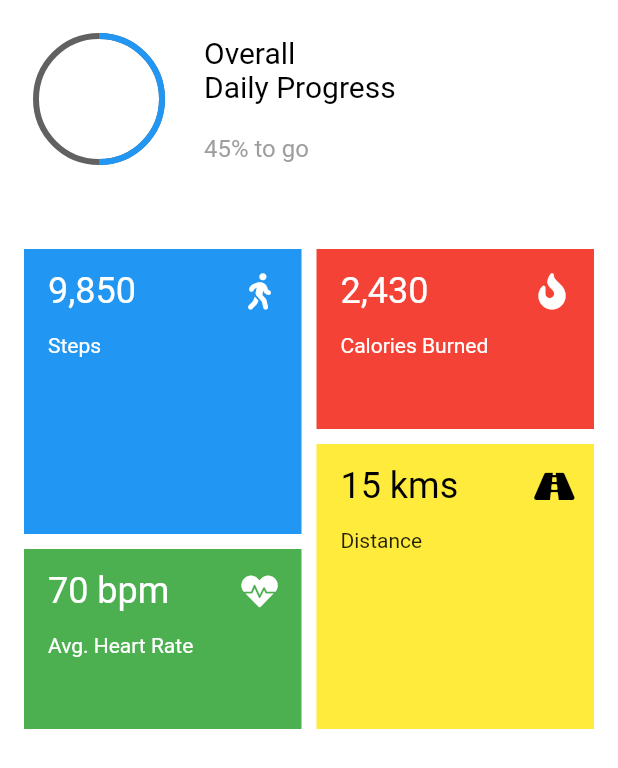
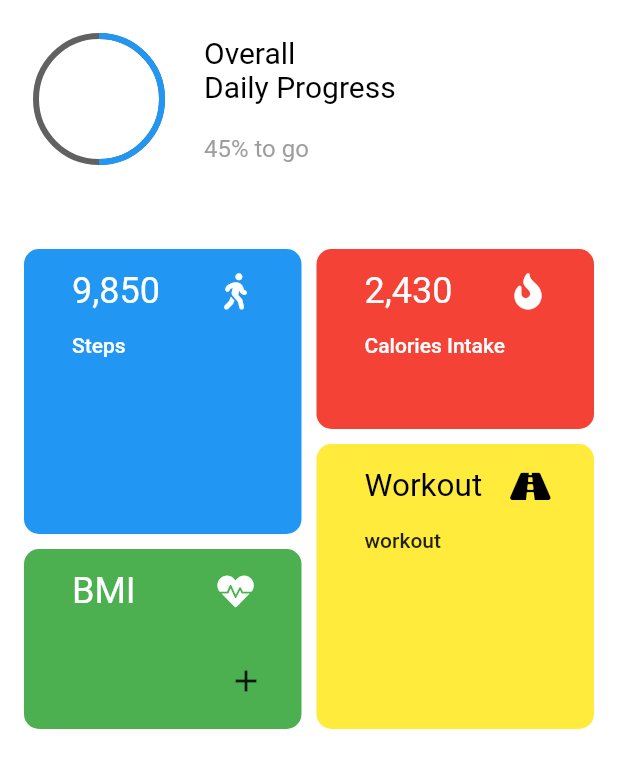
Before and after one commit to lincolnkushwah009/ifitmash, a Flutter app: the Dashboard screen opened directly, on a phone screen of 412 x 824 dp. Shown: the top 768 px of the screen. Run offline on Flutter 3.47's test engine with Material 2 defaults, Android fonts, the phone set to English and light mode, and no system bars; our stand-ins replace font_awesome_flutter; missing offline and left inert: fit_kit.

Commit message:
border radius

```diff
--- a/lib/screens/Dashboard.dart
+++ b/lib/screens/Dashboard.dart
@@ -1,6 +1,6 @@
 import 'package:flutter/material.dart';
 import 'package:font_awesome_flutter/font_awesome_flutter.dart';
-
+import 'package:fit_kit/fit_kit.dart';
 
 
 class Dashboard  extends StatefulWidget {
@@ -10,6 +10,28 @@ class Dashboard  extends StatefulWidget {
 }
 
 class _DashboardState extends State<Dashboard > {
+  void read() async {
+    final results = await FitKit.read(
+      DataType.HEART_RATE,
+      DateTime.now().subtract(Duration(days: 5)),
+      DateTime.now(),
+    );
+    print(results);
+  }
+
+  void readAll() async {
+    if (await FitKit.requestPermissions(DataType.values)) {
+      for (DataType type in DataType.values) {
+        final results = await FitKit.read(
+          type,
+          DateTime.now().subtract(Duration(days: 5)),
+          DateTime.now(),
+
+        );
+        print(results);
+      }
+    }
+  }
   final TextStyle whiteText = TextStyle(color: Colors.white);
 
   @override
@@ -26,7 +48,6 @@ class _DashboardState extends State<Dashboard > {
       child: Column(
         children: <Widget>[
           _buildHeader(),
-
           const SizedBox(height: 50.0),
           Row(
             children: <Widget>[
@@ -34,8 +55,21 @@ class _DashboardState extends State<Dashboard > {
                 child: Column(
                   children: <Widget>[
                     Container(
+                      decoration: new BoxDecoration(
+                        color: Colors.blue,
+
+                        borderRadius: new BorderRadius.only(
+                          topLeft: const Radius.circular(10.0),
+                          topRight: const Radius.circular(10.0),
+                          bottomLeft: const Radius.circular(10.0),
+                          bottomRight: const Radius.circular(10.0),
+                        )
+                      ),
                       height: 190,
-                      color: Colors.blue,
+
+                      child: GestureDetector(
+                        child: FlatButton(
+                          onPressed: (){},
                           child: Column(
                             crossAxisAlignment: CrossAxisAlignment.start,
                             children: <Widget>[
@@ -58,25 +92,42 @@ class _DashboardState extends State<Dashboard > {
                                 ),
                               ),
                               Padding(
+
                                 padding: const EdgeInsets.only(left: 16.0),
                                 child: Text(
                                   'Steps',
                                   style: whiteText,
                                 ),
+
                               )
+
                             ],
+                          ),
+                        ),
                       ),
                     ),
                     const SizedBox(height: 10.0),
                     Container(
+                      decoration: BoxDecoration(
+                        color: Colors.green,
+                        borderRadius: new BorderRadius.only(
+                          topLeft: const Radius.circular(10.0),
+                          topRight: const Radius.circular(10.0),
+                          bottomRight: const Radius.circular(10.0),
+                          bottomLeft: const Radius.circular(10.0)
+                        )
+                      ),
                       height: 120,
-                      color: Colors.green,
+
+                      child: GestureDetector(
+                        child: FlatButton(
+                          onPressed: (){},
                           child: Column(
                             crossAxisAlignment: CrossAxisAlignment.start,
                             children: <Widget>[
                               ListTile(
                                 title: Text(
-                              "70 bpm",
+                                  "BMI",
                                   style:
                                   Theme
                                       .of(context)
@@ -93,13 +144,14 @@ class _DashboardState extends State<Dashboard > {
                                 ),
                               ),
                               Padding(
-                            padding: const EdgeInsets.only(left: 16.0),
-                            child: Text(
-                              'Avg. Heart Rate',
-                              style: whiteText,
+                                padding: const EdgeInsets.fromLTRB(120, 20, 5, 20) ,
+                                child: Icon(
+                                  Icons.add
                                 ),
                               )
                             ],
+                          ),
+                        ),
                       ),
                     ),
                   ],
@@ -110,8 +162,21 @@ class _DashboardState extends State<Dashboard > {
                 child: Column(
                   children: <Widget>[
                     Container(
+
+                      decoration: BoxDecoration(
+                        color: Colors.red,
+                        borderRadius: new BorderRadius.only(
+                          topLeft:const Radius.circular(10.0),
+                          topRight: const Radius.circular(10.0),
+                          bottomLeft: const Radius.circular(10.0),
+                          bottomRight: const Radius.circular(10.0)
+                        )
+                      ),
                       height: 120,
-                      color: Colors.red,
+
+                      child: GestureDetector(
+                        child: FlatButton(
+                          onPressed: (){},
                           child: Column(
                             crossAxisAlignment: CrossAxisAlignment.start,
                             children: <Widget>[
@@ -136,30 +201,45 @@ class _DashboardState extends State<Dashboard > {
                               Padding(
                                 padding: const EdgeInsets.only(left: 16.0),
                                 child: Text(
-                              'Calories Burned',
+                                  'Calories Intake',
                                   style: whiteText,
                                 ),
                               )
                             ],
                           ),
                         ),
+                      ),
+                    ),
                     const SizedBox(height: 10.0),
                     Container(
+
+                      decoration: BoxDecoration(
+                        color: Colors.yellow,
+                        borderRadius: BorderRadius.only(
+                          topRight: const Radius.circular(10.0),
+                          topLeft: const Radius.circular(10.0),
+                          bottomRight: const Radius.circular(10.0),
+                          bottomLeft: const Radius.circular(10.0)
+                        )
+                      ),
                       height: 190,
-                      color: Colors.yellow,
+
+                      child: GestureDetector(
+                        child: FlatButton(
+                          onPressed: (){},
                           child: Column(
                             crossAxisAlignment: CrossAxisAlignment.start,
                             children: <Widget>[
                               ListTile(
                                 title: Text(
-                              "15 kms",
+                                  "Workout",
                                   style:
                                   Theme
                                       .of(context)
                                       .textTheme
                                       .display1
                                       .copyWith(
-                                fontSize: 24.0,
+                                    fontSize: 21.0,
                                     color: Colors.black,
                                   ),
                                 ),
@@ -171,10 +251,12 @@ class _DashboardState extends State<Dashboard > {
                               Padding(
                                 padding: const EdgeInsets.only(left: 16.0),
                                 child: Text(
-                              'Distance',
+                                  'workout',
                                 ),
                               ),
                             ],
+                          ),
+                        ),
                       ),
                     ),
                   ],
--- a/pubspec.yaml
+++ b/pubspec.yaml
@@ -17,6 +17,7 @@ environment:
   sdk: ">=2.1.0 <3.0.0"
 
 dependencies:
+  fit_kit: ^0.0.6
   flutter:
     sdk: flutter
 
```
Also changed, not shown: pubspec.lock. Lines whose indentation alone changed are shown as unchanged.
